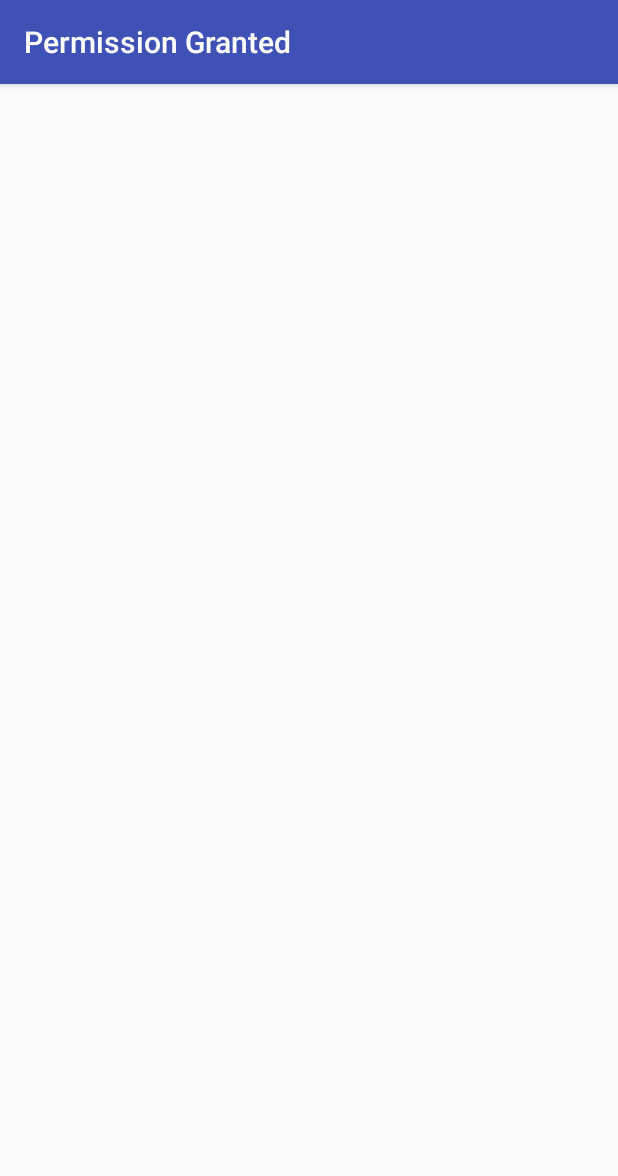
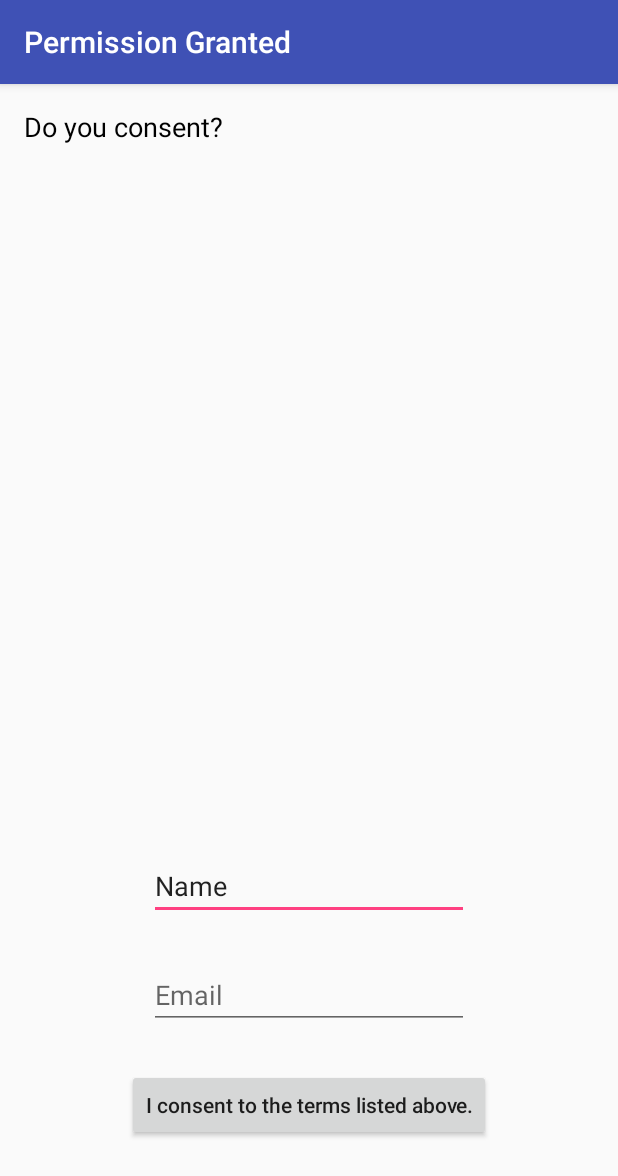
Before and after one commit to ColumCross/PermissionGranted, an Android app: the ViewForm screen opened directly, with no data from a screen before it, on a phone screen of 412 x 824 dp. Shown: the top 1176 px of the screen. Run offline under Robolectric (Android 15) with nearby library versions, the phone set to English and light mode, and no system bars; 4 statements that could not run were skipped.

Commit message:
Connected the database to listing and creating forms. Added the ability to sign forms. Signed forms go in the Databases, but there is currently no way to view them.

```diff
--- a/app/src/main/java/edu/rit/columcross/permissiongranted/DatabaseConnector.java
+++ b/app/src/main/java/edu/rit/columcross/permissiongranted/DatabaseConnector.java
@@ -56,12 +56,12 @@ public class DatabaseConnector
    } // end method insertForm
 
    // inserts a new contact in the database
-   public void insertSignature(String name, String email, int form)
+   public void insertSignature(String name, String email, String form)
    {
       ContentValues newContact = new ContentValues();
       newContact.put("name", name);
       newContact.put("email", email);
-      newContact.put("formID", form);
+      newContact.put("formText", form);
 
       Log.i("Insert", name);
       open(); // open the database
@@ -129,7 +129,7 @@ public class DatabaseConnector
             "name TEXT, body TEXT);" +
                  "CREATE TABLE signatures" +
                  "(_id integer primary key autoincrement," +
-                 "name TEXT, email TEXT, formID INT);";
+                 "name TEXT, email TEXT, formText TEXT);";
 
          db.execSQL(createQuery); // execute the query
       } // end method onCreate
--- a/app/src/main/java/edu/rit/columcross/permissiongranted/ViewForm.java
+++ b/app/src/main/java/edu/rit/columcross/permissiongranted/ViewForm.java
@@ -1,13 +1,137 @@
 package edu.rit.columcross.permissiongranted;
 
+import android.app.AlertDialog;
+import android.content.DialogInterface;
+import android.database.Cursor;
+import android.os.AsyncTask;
 import android.support.v7.app.AppCompatActivity;
 import android.os.Bundle;
+import android.view.View;
+import android.widget.Button;
+import android.widget.EditText;
+import android.widget.TextView;
 
 public class ViewForm extends AppCompatActivity {
+
+    private long rowID; // selected forms ID
+    private TextView formBodyTextView; // displays forms's text
+    private EditText signeeName; // The name of the person signing
+    private EditText signeeEmail; // The email of the person signing
 
     @Override
     protected void onCreate(Bundle savedInstanceState) {
         super.onCreate(savedInstanceState);
         setContentView(R.layout.activity_view_form);
+
+        formBodyTextView = (TextView) findViewById(R.id.vf_formBody);
+
+        // get the selected contact's row ID
+        Bundle extras = getIntent().getExtras();
+        rowID = extras.getLong(FormsActivity.ROW_ID);
+
+        signeeName = (EditText) findViewById(R.id.vf_nameEditText);
+        signeeEmail = (EditText) findViewById(R.id.vf_email);
+
+        // set event listener for the Save Contact Button
+        Button consentButton = (Button) findViewById(R.id.vf_consentButton);
+        consentButton.setOnClickListener(formSigned);
     }
+
+
+    // called when the activity is first created
+    @Override
+    protected void onResume() {
+        super.onResume();
+
+        // create new LoadContactTask and execute it
+        new LoadContactTask().execute(rowID);
+    } // end method onResume
+
+    // performs database query outside GUI thread
+    private class LoadContactTask extends AsyncTask<Long, Object, Cursor> {
+        DatabaseConnector databaseConnector =
+                new DatabaseConnector(ViewForm.this);
+
+        // perform the database access
+        @Override
+        protected Cursor doInBackground(Long... params) {
+            databaseConnector.open();
+
+            // get a cursor containing all data on given entry
+            return databaseConnector.getOneForm(params[0]);
+        } // end method doInBackground
+
+        // use the Cursor returned from the doInBackground method
+        @Override
+        protected void onPostExecute(Cursor result) {
+            super.onPostExecute(result);
+
+            result.moveToFirst(); // move to the first item
+
+            // get the column index for each data item
+            int nameIndex = result.getColumnIndex("name");
+            int bodyIndex = result.getColumnIndex("body");
+
+            String formName = result.getString(nameIndex);
+
+            // fill TextViews with the retrieved data
+            setTitle(result.getString(nameIndex));
+            formBodyTextView.setText(result.getString(bodyIndex));
+
+            result.close(); // close the result cursor
+            databaseConnector.close(); // close database connection
+        } // end method onPostExecute
+    } // end class LoadContactTask
+
+
+    // responds to event generated when user clicks the Done Button
+    View.OnClickListener formSigned = new View.OnClickListener()
+    {
+        @Override
+        public void onClick(View v)
+        {
+            if (signeeName.getText().length() != 0)
+            {
+                AsyncTask<Object, Object, Object> saveContactTask =
+                        new AsyncTask<Object, Object, Object>()
+                        {
+                            @Override
+                            protected Object doInBackground(Object... params)
+                            {
+                                signContract(); // save contact to the database
+                                return null;
+                            } // end method doInBackground
+
+                            @Override
+                            protected void onPostExecute(Object result)
+                            {
+                                finish(); // return to the previous Activity
+                            } // end method onPostExecute
+                        }; // end AsyncTask
+
+                // save the contact to the database using a separate thread
+                saveContactTask.execute((Object[]) null);
+            } // end if
+            else
+            {
+                // create a new AlertDialog Builder
+                AlertDialog.Builder builder =
+                        new AlertDialog.Builder(ViewForm.this);
+
+                // set dialog title & message, and provide Button to dismiss
+                builder.setTitle(R.string.errorTitle);
+                builder.setMessage(R.string.errorMessage);
+                builder.setPositiveButton(R.string.errorButton, null);
+                builder.show(); // display the Dialog
+            } // end else
+        } // end method onClick
+    }; // end OnClickListener saveContactButtonClicked
+
+    // saves contact information to the database
+    private void signContract() {
+        // get DatabaseConnector to interact with the SQLite database
+        DatabaseConnector databaseConnector = new DatabaseConnector(this);
+        databaseConnector.insertSignature(signeeName.getText().toString(), signeeEmail.getText().toString(), formBodyTextView.getText().toString());
+    }
+
 }
--- a/app/src/main/res/layout/activity_view_form.xml
+++ b/app/src/main/res/layout/activity_view_form.xml
@@ -10,4 +10,48 @@
     android:paddingTop="@dimen/activity_vertical_margin"
     tools:context="edu.rit.columcross.permissiongranted.ViewForm">
 
+    <TextView
+        android:id="@+id/vf_formBody"
+        android:layout_width="wrap_content"
+        android:layout_height="wrap_content"
+        android:layout_alignParentLeft="true"
+        android:layout_alignParentStart="true"
+        android:layout_alignParentTop="true"
+        android:text="@string/form_placeholder_text"
+        android:textColor="@android:color/black"
+        android:textSize="18sp" />
+
+    <EditText
+        android:id="@+id/vf_nameEditText"
+        android:layout_width="wrap_content"
+        android:layout_height="wrap_content"
+        android:layout_marginBottom="27dp"
+        android:ems="10"
+        android:hint="Name"
+        android:inputType="textPersonName"
+        android:text="Name"
+        android:layout_above="@+id/vf_email"
+        android:layout_alignLeft="@+id/vf_email"
+        android:layout_alignStart="@+id/vf_email" />
+
+    <EditText
+        android:id="@+id/vf_email"
+        android:layout_width="wrap_content"
+        android:layout_height="wrap_content"
+        android:layout_marginBottom="122dp"
+        android:ems="10"
+        android:hint="Email"
+        android:inputType="textEmailAddress"
+        android:layout_alignParentBottom="true"
+        android:layout_centerHorizontal="true" />
+
+    <Button
+        android:id="@+id/vf_consentButton"
+        android:layout_width="wrap_content"
+        android:layout_height="wrap_content"
+        android:layout_alignParentBottom="true"
+        android:layout_centerHorizontal="true"
+        android:layout_marginBottom="47dp"
+        android:text="@string/consent_button"
+        android:textAllCaps="false" />
 </RelativeLayout>
--- a/app/src/main/res/layout/forms_list_empty_item.xml
+++ b/app/src/main/res/layout/forms_list_empty_item.xml
@@ -2,11 +2,11 @@
 <TextView xmlns:android="http://schemas.android.com/apk/res/android"
     android:layout_width="match_parent" android:layout_height="wrap_content"
     android:id="@+id/emptyTextView"
-    android:background="@android:color/black"
+    android:background="@android:color/white"
     android:padding="8dp"
     android:textSize="20sp"
     android:text="@string/no_forms"
-    android:textColor="@android:color/white"
+    android:textColor="@android:color/black"
     android:minHeight="?android:listPreferredItemHeight"
     android:gravity="center_vertical|center_horizontal">
 
--- a/app/src/main/res/layout/signature_list_empty_item.xml
+++ b/app/src/main/res/layout/signature_list_empty_item.xml
@@ -2,11 +2,11 @@
 <TextView xmlns:android="http://schemas.android.com/apk/res/android"
     android:layout_width="match_parent" android:layout_height="wrap_content"
     android:id="@+id/emptyTextView"
-    android:background="@android:color/black"
+    android:background="@android:color/white"
     android:padding="8dp"
     android:textSize="20sp"
     android:text="@string/no_sigs"
-    android:textColor="@android:color/white"
+    android:textColor="@android:color/black"
     android:minHeight="?android:listPreferredItemHeight"
     android:gravity="center_vertical|center_horizontal">
 
--- a/app/src/main/res/layout/signature_list_item.xml
+++ b/app/src/main/res/layout/signature_list_item.xml
@@ -2,10 +2,10 @@
 <TextView xmlns:android="http://schemas.android.com/apk/res/android"
     android:layout_width="match_parent" android:layout_height="wrap_content"
     android:id="@+id/contactTextView"
-    android:background="@android:color/black"
+    android:background="@android:color/white"
     android:padding="8dp"
     android:textSize="20sp"
-    android:textColor="@android:color/white"
+    android:textColor="@android:color/black"
     android:minHeight="?android:listPreferredItemHeight"
     android:gravity="center_vertical">
 
--- a/app/src/main/res/values/dimens.xml
+++ b/app/src/main/res/values/dimens.xml
@@ -3,4 +3,5 @@
     <!-- Default screen margins, per the Android Design guidelines. -->
     <dimen name="activity_horizontal_margin">16dp</dimen>
     <dimen name="activity_vertical_margin">16dp</dimen>
+    <dimen name="appbar_padding_top">8dp</dimen>
 </resources>
--- a/app/src/main/res/values/strings.xml
+++ b/app/src/main/res/values/strings.xml
@@ -5,19 +5,33 @@
     <string name="action_sigs">Signatures</string>
     <string name="action_settings">Settings</string>
 
+    <!-- Strings related to creating and editing a new form -->
+    <string name="title_activity_new_form">Create New Form</string>
+    <string name="edit_form">Edit Form</string>
 
-    <string name="title_activity_new_form">Create New Form</string>
+    <string name="errorButton">OK</string>
+    <string name="errorTitle">Contact Name is Required</string>
+    <string name="errorMessage">You must enter a contact name</string>
+    <string name="button_cancel">Cancel</string>
+    <string name="button_delete">Delete</string>
+
+    <string name="prompt_name">Form Name</string>
+    <string name="prompt_form">Form Text</string>
+    <string name="title_activity_settings">Settings</string>
 
     <!-- Strings for the Forms Page -->
     <string name="no_forms">No forms exist. Create a form by pressing the \"+\" button in the lower right.</string>
 
-    <!-- Strings related to creating a new form -->
-    <string name="prompt_name">Form Name</string>
-    <string name="prompt_form">Form Text</string>
-    <string name="title_activity_settings">Settings</string>
-
     <!-- Strings related to the Signatures Page -->
     <string name="no_sigs">No signatures exist.</string>
+
+    <!-- Strings related to viewing a form -->
+    <string name="consent_button">I consent to the terms listed above.</string>
+    <string name="form_placeholder_text">Do you consent?</string>
+
+
+
+
 
     <!-- Strings related to Settings -->
 
@@ -90,4 +104,6 @@
     <string name="pref_ringtone_silent">Silent</string>
 
     <string name="pref_title_vibrate">Vibrate</string>
+    <string name="title_activity_test">TestActivity</string>
+    <string name="section_format">Hello World from section: %1$d</string>
 </resources>
```
Also changed, not shown: app/src/main/AndroidManifest.xml (+5 -4 lines), app/src/main/java/edu/rit/columcross/permissiongranted/AddEditForm.java (added, +117 -0 lines), app/src/main/java/edu/rit/columcross/permissiongranted/FormsActivity.java (+56 -2 lines), app/src/main/java/edu/rit/columcross/permissiongranted/NewForm.java (deleted, +0 -80 lines), app/src/main/res/layout/activity_new_form.xml (+7 -7 lines), app/src/main/res/layout/form_list_item.xml (+7 -6 lines), app/src/main/res/menu/menu_test.xml (added, +10 -0 lines), 276 other files.
